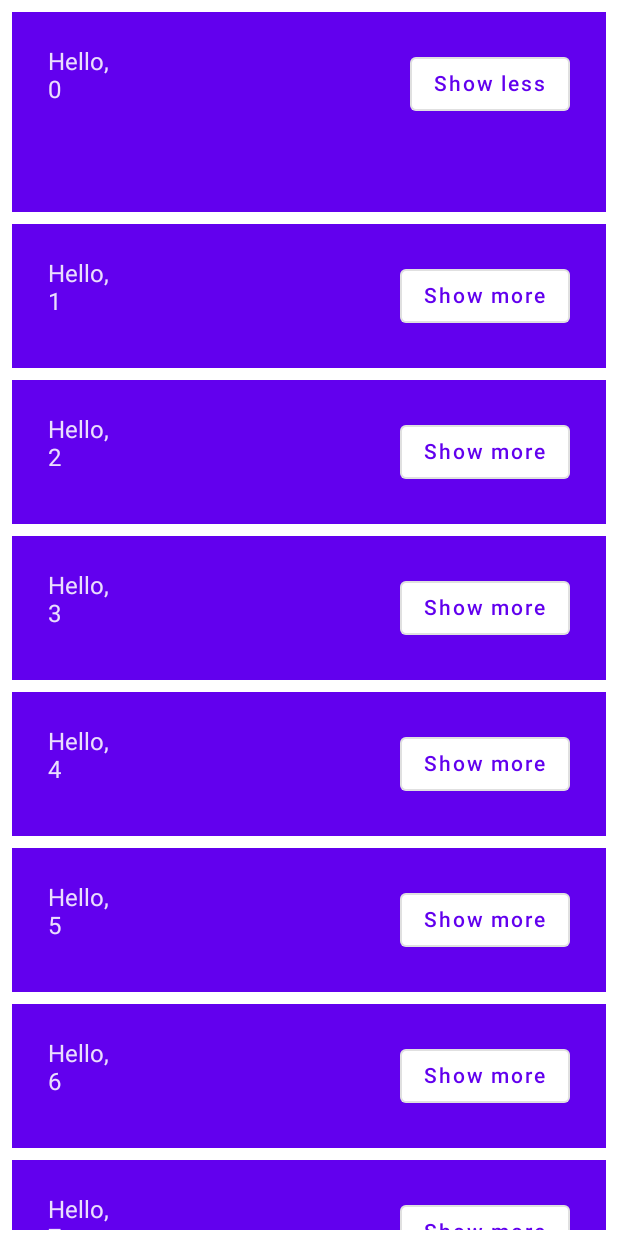
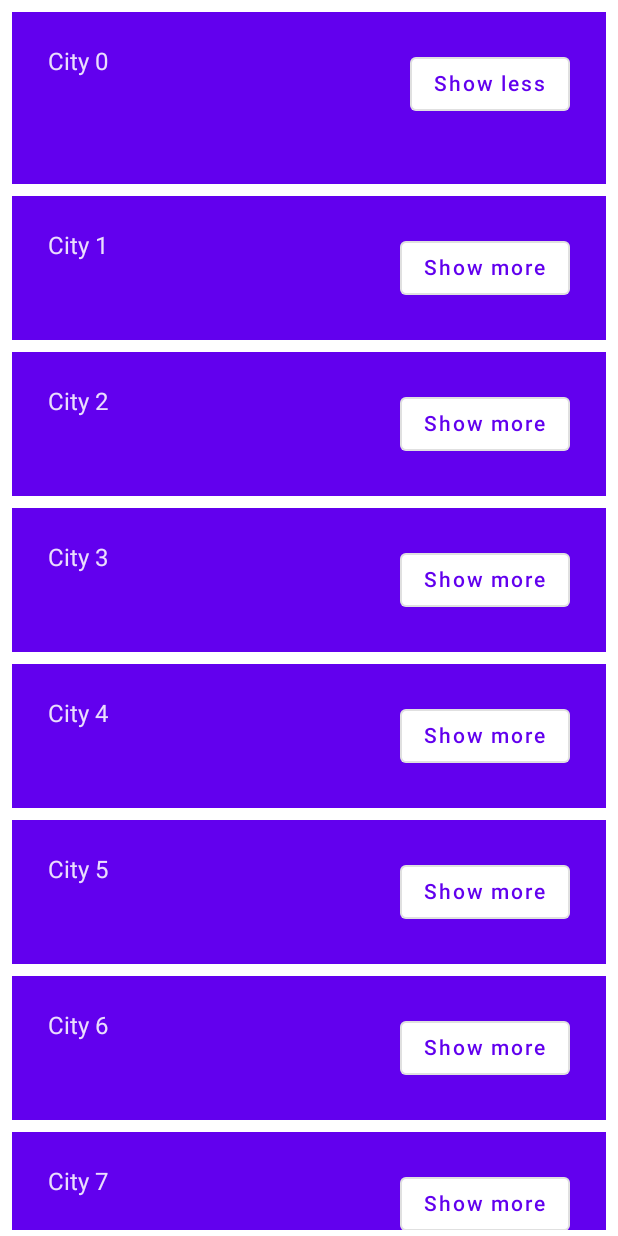
Before and after one commit to mansik15/JetpackComposeBasicApplication, an Android app built with Jetpack Compose: the screen it shows after launch (MainActivity), after a tap on "Show more", on a phone screen of 412 x 824 dp. Run offline under Robolectric (Android 15) with nearby library versions, the phone set to English and light mode, and no system bars; 1 other tap on this screen came first.

Commit message:
Compose listing UI changes

```diff
--- a/app/src/main/java/com/app/composeapplication/MainActivity.kt
+++ b/app/src/main/java/com/app/composeapplication/MainActivity.kt
@@ -67,8 +67,8 @@ private fun Greeting(name: String) {
                 .weight(1f)
                 .padding(bottom = extraPadding)
             ) {
-                Text(text = "Hello, ")
-                Text(text = name)
+                Text(text = "City $name")
+//                Text(text = name)
             }
             OutlinedButton(
                 onClick = { expanded.value = !expanded.value }
@@ -88,13 +88,13 @@ fun OnboardingScreen(onContinueClicked: () -> Unit) {
             verticalArrangement = Arrangement.Center,
             horizontalAlignment = Alignment.CenterHorizontally
         ) {
-            Text("Welcome to the Basics Codelab!")
+            Text("Welcome to the United Kingdom!")
             Button(
                 modifier = Modifier
                     .padding(vertical = 24.dp),
                 onClick = onContinueClicked
             ) {
-                Text("Continue")
+                Text("Explore")
             }
         }
     }
```
